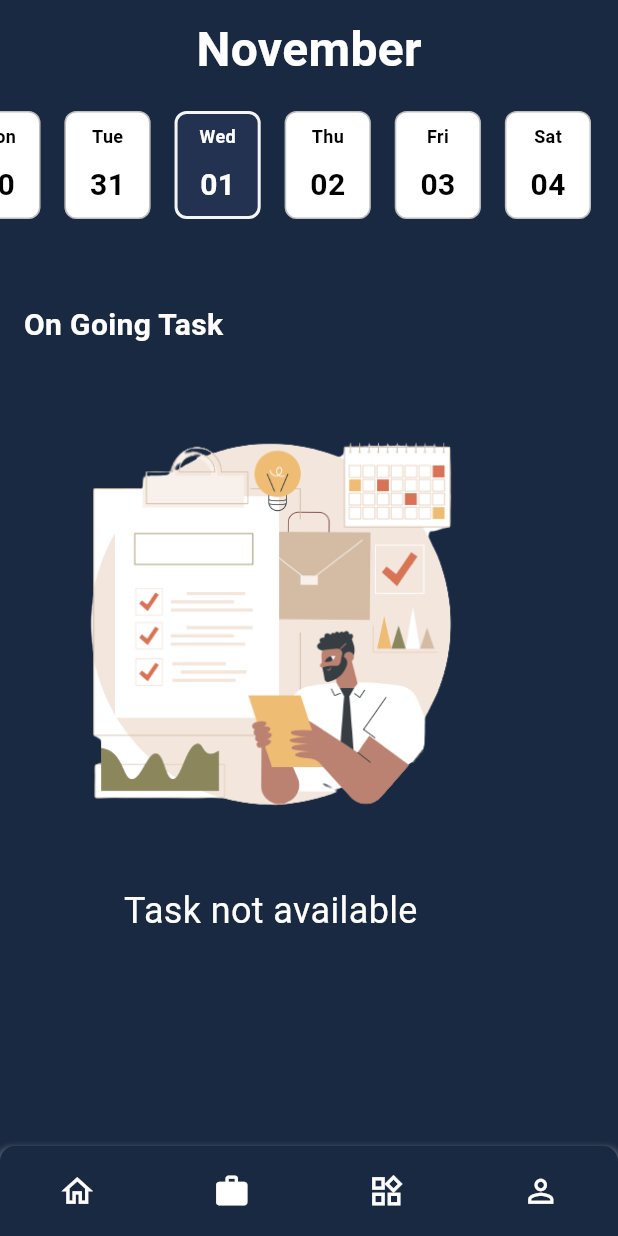
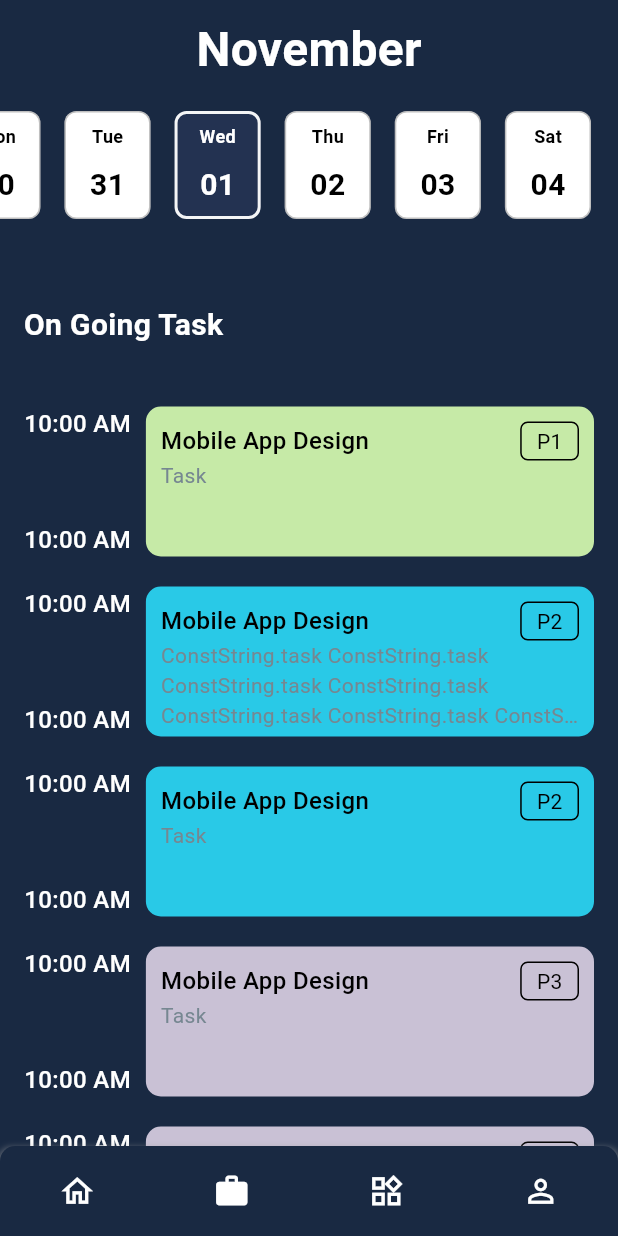
Before and after one commit to iamshaikhasif/project_managment, a Flutter app: the screen it shows once a user with an empty profile is signed in, item 2 of the bottom bar chosen, on a phone screen of 412 x 824 dp. Run offline on Flutter 3.47's test engine with Material 2 defaults, Android fonts, the phone set to English and light mode, and no system bars; our stand-ins replace cloud_firestore, firebase_auth, firebase_core, flutter_svg; accounts and stored records are empty.

Commit message:
weekly task

```diff
--- a/lib/pages/home/data/home_data.dart
+++ b/lib/pages/home/data/home_data.dart
@@ -3,7 +3,7 @@ import 'package:project_mangment_flutter/utils/const_string.dart';
 
 List<OnGoingTaskModel> onGoingTaskListData = [
   OnGoingTaskModel("Mobile App Design", "P1", ConstString.task, 20),
-  OnGoingTaskModel("Mobile App Design", "P2", ConstString.task, 66),
+  OnGoingTaskModel("Mobile App Design", "P2", "ConstString.task ConstString.task ConstString.task ConstString.task ConstString.task ConstString.task ConstString.task ConstString.task ConstString.task ConstString.task ConstString.task ConstString.task ConstString.task ", 66),
   OnGoingTaskModel("Mobile App Design", "P2", ConstString.task, 47),
   OnGoingTaskModel("Mobile App Design", "P3", ConstString.task, 33),
   OnGoingTaskModel("Mobile App Design", "P3", ConstString.task, 90),
--- a/lib/pages/home/week_task_page.dart
+++ b/lib/pages/home/week_task_page.dart
@@ -24,26 +24,29 @@ class _WeekTaskPageState extends State<WeekTaskPage> {
     return Scaffold(
       backgroundColor: CustomColors.yankeesBlue,
       body: SafeArea(
-        child: Column(
-          crossAxisAlignment: CrossAxisAlignment.start,
+        child: ListView(
           children: [
             const GapWidget(gapDirection: GapDirection.column),
             Center(
               child: Text(
                 Utils.instance.getMonth(DateTime.now()),
-                style: textBold20Sp.copyWith(color: CustomColors.white, fontSize: 32),
+                style: textBold20Sp.copyWith(
+                    color: CustomColors.white, fontSize: 32),
               ),
             ),
             const GapWidget(gapDirection: GapDirection.column),
             SizedBox(
               height: 100,
               child: AnimatedHorizontalCalendar(
-                  tableCalenderIcon: const Icon(Icons.calendar_today, color: Colors.white,),
+                tableCalenderIcon: const Icon(
+                  Icons.calendar_today,
+                  color: Colors.white,
+                ),
                 date: DateTime.now(),
                 textColor: CustomColors.black,
                 backgroundColor: CustomColors.white,
                 selectedColor: CustomColors.spaceCadet,
-                  onDateSelected: (date){
+                onDateSelected: (date) {
                   Utils.instance.logDebugPrint(msg: date.toString());
                 },
                 current: DateTime.now(),
@@ -55,7 +58,6 @@ class _WeekTaskPageState extends State<WeekTaskPage> {
       ),
     );
   }
-
 
   Widget onGoingTaskSection() {
     return Padding(
@@ -75,11 +77,10 @@ class _WeekTaskPageState extends State<WeekTaskPage> {
           ),
           const GapWidget(
             gapDirection: GapDirection.column,
-            gap: 20.0,
+            gap: 40.0,
           ),
-          const EmptyTask(),
-          /*onGoingTaskListData.isNotEmpty ?
-          ListView.builder(
+          onGoingTaskListData.isNotEmpty
+              ? ListView.builder(
                   itemCount: onGoingTaskListData.length,
                   shrinkWrap: true,
                   physics: const NeverScrollableScrollPhysics(),
@@ -87,7 +88,7 @@ class _WeekTaskPageState extends State<WeekTaskPage> {
                   itemBuilder: (ctx, index) {
                     return onGoingCard(onGoingTaskListData[index]);
                   })
-          : const EmptyTask(),*/
+              : const EmptyTask(),
         ],
       ),
     );
@@ -102,52 +103,135 @@ class _WeekTaskPageState extends State<WeekTaskPage> {
             : CustomColors.lavender;
 
     return Container(
+      height: 100,
+      margin: const EdgeInsets.only(bottom: 20),
+      child: Row(
+        children: [
+          Column(
+            mainAxisAlignment: MainAxisAlignment.spaceBetween,
+            children: [
+              Text(
+                "10:00 AM",
+                textAlign: TextAlign.start,
+                style: textMedium16Sp.copyWith(color: CustomColors.white),
+              ),
+              Text(
+                "10:00 AM",
+                textAlign: TextAlign.start,
+                style: textMedium16Sp.copyWith(color: CustomColors.white),
+              ),
+            ],
+          ),
+          const GapWidget(gapDirection: GapDirection.row),
+          Expanded(
+            child: InkWell(
+              onTap: () {
+                _moreInfo(context, data);
+              },
+              child: Container(
                 decoration: BoxDecoration(
                   color: progressColor,
                   borderRadius: borderRadius,
                 ),
                 padding: const EdgeInsets.all(10.0),
-      margin: const EdgeInsets.only(bottom: 20),
-      child: Row(
-        children: [
-          svgPriority(),
-          const GapWidget(gapDirection: GapDirection.row),
-          Column(
+                child: Column(
                   crossAxisAlignment: CrossAxisAlignment.start,
                   children: [
-              Text(
+                    Row(
+                      children: [
+                        Expanded(
+                          child: Text(
                             data.projectName ?? "",
                             textAlign: TextAlign.start,
+                            maxLines: 1,
+                            overflow: TextOverflow.ellipsis,
                             style: textMedium16Sp,
+                          ),
+                        ),
+                        Container(
+                          margin: const EdgeInsets.only(left: 5),
+                          padding: const EdgeInsets.symmetric(
+                              horizontal: 10, vertical: 2),
+                          decoration: BoxDecoration(
+                              borderRadius: BorderRadius.circular(5.0),
+                              border: Border.all(
+                                  width: 1.0, color: CustomColors.black)),
+                          child: Text(
+                            data.priority ?? '',
+                            style: text14Sp,
+                          ),
+                        ),
+                      ],
                     ),
                     Text(
                       data.task ?? "",
+                      maxLines: 3,
+                      overflow: TextOverflow.ellipsis,
                       textAlign: TextAlign.start,
-                style: text14Sp.copyWith(color: CustomColors.darkGreyColor),
-              ),
-              Row(
-                children: [
-                  SizedBox(
-                    height: 5,
-                    width: ScreenInfo.deviceWidth * .2,
-                    child: LinearProgressIndicator(
-                      value: (data.completeValue ?? 0) / 100,
-                      valueColor: AlwaysStoppedAnimation<Color>(progressColor),
-                      backgroundColor: CustomColors.grey,
-                    ),
-                  ),
-                  const GapWidget(gapDirection: GapDirection.row),
-                  Text(
-                    "${data.completeValue}%",
-                    textAlign: TextAlign.start,
-                    style: text14Sp.copyWith(color: progressColor),
+                      style:
+                          text14Sp.copyWith(color: CustomColors.darkGreyColor),
                     ),
                   ],
                 ),
-            ],
+              ),
+            ),
           ),
         ],
       ),
     );
   }
+
+  void _moreInfo(BuildContext context, OnGoingTaskModel data) {
+    showModalBottomSheet(
+      isScrollControlled: true,
+      context: context,
+      builder: (BuildContext ctx) {
+        return Container(
+          width: double.maxFinite,
+          padding: const EdgeInsets.symmetric(horizontal: 30.0, vertical: 20.0),
+          child: Wrap(
+            children: [
+              Column(
+                mainAxisAlignment: MainAxisAlignment.start,
+                crossAxisAlignment: CrossAxisAlignment.start,
+                children: [
+                  Row(
+                    children: [
+                      Expanded(
+                        child: Text(
+                          data.projectName ?? "",
+                          textAlign: TextAlign.start,
+                          maxLines: 1,
+                          overflow: TextOverflow.ellipsis,
+                          style: textMedium16Sp,
+                        ),
+                      ),
+                      Container(
+                        margin: const EdgeInsets.only(left: 5),
+                        padding: const EdgeInsets.symmetric(
+                            horizontal: 10, vertical: 2),
+                        decoration: BoxDecoration(
+                            borderRadius: BorderRadius.circular(5.0),
+                            border: Border.all(
+                                width: 1.0, color: CustomColors.black)),
+                        child: Text(
+                          data.priority ?? '',
+                          style: text14Sp,
+                        ),
+                      ),
+                    ],
+                  ),
+                  Text(
+                    data.task ?? "",
+                    textAlign: TextAlign.start,
+                    style: text14Sp,
+                  ),
+                ],
+              )
+            ],
+          ),
+        );
+      },
+    );
   }
+}
```
Also changed, not shown: lib/pages/home/dashborad_page.dart (+11 -2 lines). Lines whose indentation alone changed are shown as unchanged.
